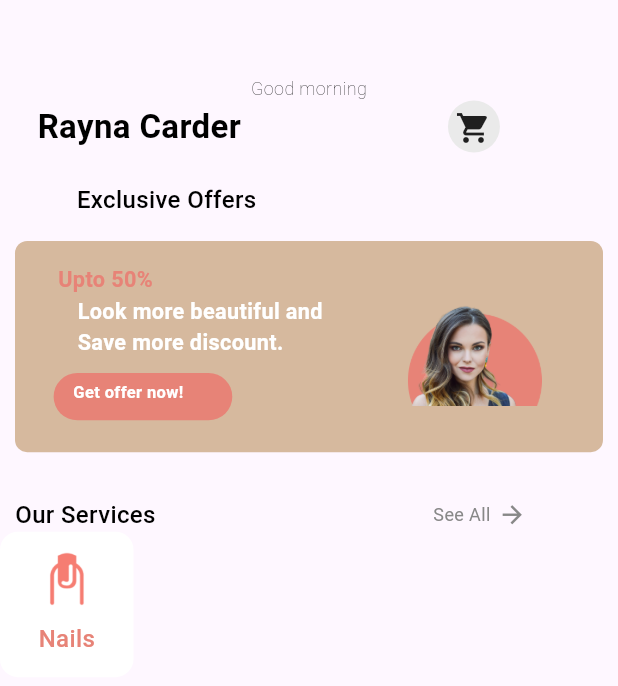
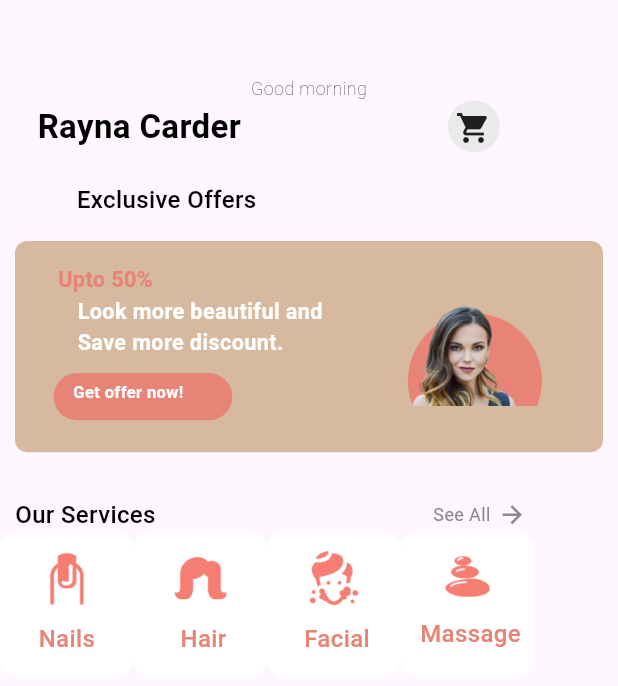
Before and after one commit to turklala0315/luciuose_ui_practice, a Flutter app: the screen it shows after launch, on a phone screen of 412 x 824 dp. Shown: the top 686 px of the screen. Run offline on Flutter 3.47's test engine with Material 3 defaults, Android fonts, the phone set to English and light mode, and no system bars.

Commit message:
some work done

```diff
--- a/lib/custom_widget/reuse_container/reuse_container.dart
+++ b/lib/custom_widget/reuse_container/reuse_container.dart
@@ -1,34 +1,43 @@
 import 'package:flutter/material.dart';
 
-class ReuseContainer extends StatelessWidget {
-  const ReuseContainer({super.key});
+class ReuseContainer extends StatefulWidget {
+  final String text;
+  final String imagepath;
+
+  const ReuseContainer(
+      {required this.text, required this.imagepath, super.key});
 
   @override
+  State<ReuseContainer> createState() => _ReuseContainerState();
+}
+
+class _ReuseContainerState extends State<ReuseContainer> {
+  @override
   Widget build(BuildContext context) {
-    return Scaffold(
-      body: Container(
+    return Container(
       height: 97,
       width: 89,
       decoration: BoxDecoration(
           borderRadius: BorderRadius.circular(12),
           color: const Color(0XffFFFFFF)),
-        child: const Column(
+      child: Column(
         children: [
           Padding(
             padding:
-                  EdgeInsets.only(bottom: 10, top: 13, right: 26, left: 26),
-              child: Image(image: AssetImage('assets/static_assets/nails.png')),
+                const EdgeInsets.only(bottom: 10, top: 13, right: 26, left: 26),
+            child: Image(
+              image: AssetImage(widget.imagepath),
+            ),
           ),
           Text(
-              'Nails',
-              style: TextStyle(
+            (' ${widget.text}'),
+            style: const TextStyle(
                 fontSize: 16,
                 fontWeight: FontWeight.w500,
                 color: Color(0XffE78377)),
           )
         ],
       ),
-      ),
     );
   }
 }
--- a/lib/ui/home/home.dart
+++ b/lib/ui/home/home.dart
@@ -1,4 +1,5 @@
 import 'package:flutter/material.dart';
+import 'package:flutter_application_listview/custom_widget/reuse_container/reuse_container.dart';
 
 class Home extends StatelessWidget {
   const Home({super.key});
@@ -175,10 +176,16 @@ class Home extends StatelessWidget {
                           fontSize: 16,
                           fontWeight: FontWeight.w500,
                           color: Color(0XffE78377)),
-                    )
+                    ),
                   ],
                 ),
-              )
+              ),
+              const ReuseContainer(
+                  text: "Hair", imagepath: "assets/static_assets/hiar.png"),
+              const ReuseContainer(
+                  text: "Facial", imagepath: "assets/static_assets/facial.png"),
+              const ReuseContainer(
+                  text: "Massage", imagepath: "assets/static_assets/masa.png")
             ],
           )
         ],
```
Also changed, not shown: assets/static_assets/Nultra.png (added), assets/static_assets/Slim Rf.png (added), assets/static_assets/Threading.png (added), assets/static_assets/masa.png (added), assets/static_assets/massage.png (deleted), assets/static_assets/waxing.png (added). Lines whose indentation alone changed are shown as unchanged.
